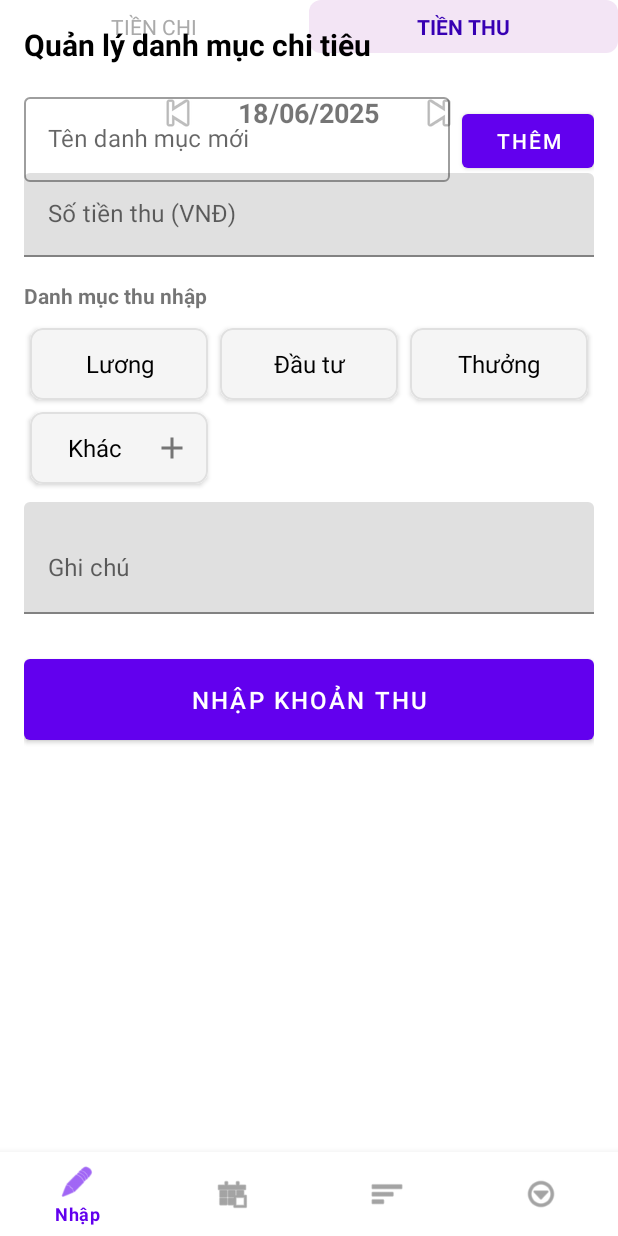
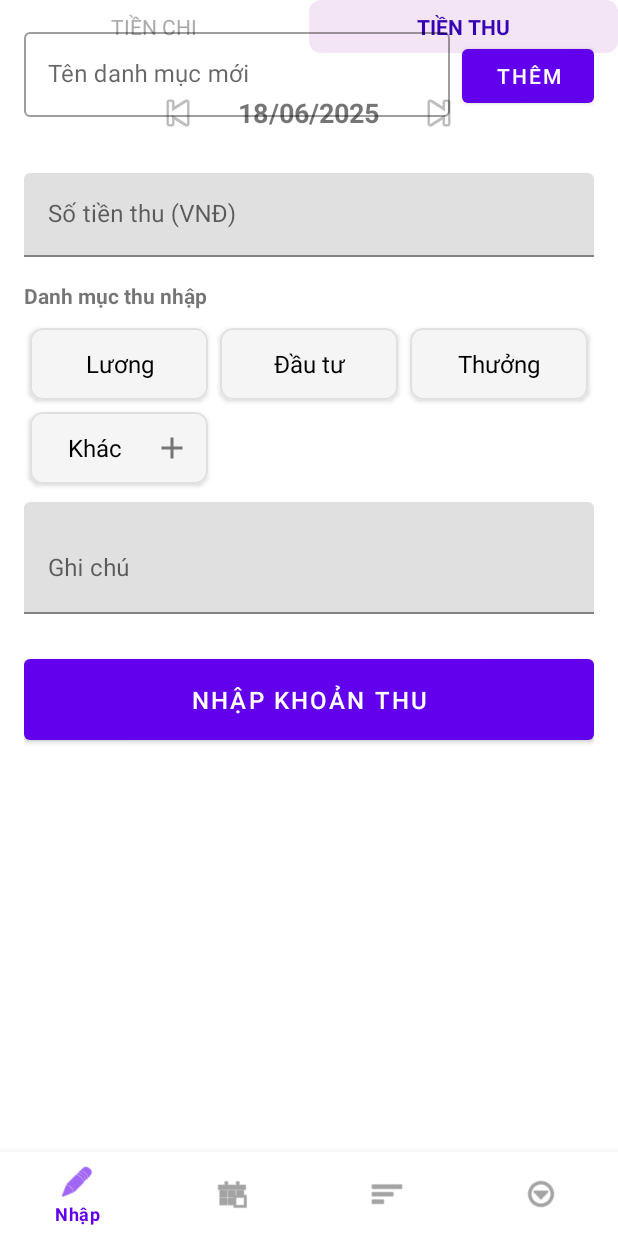
Before and after one commit to vinhphannn/personalspendingapp, an Android app: the fragment ExpenseCategoryFragment placed in its activity, after a tap on "TIỀN THU", on a phone screen of 412 x 824 dp. Run offline under Robolectric (Android 15) with nearby library versions, the phone set to English and light mode, and no system bars; our stand-ins replace Firebase (no records; nobody signed in at launch, a user with empty details on screens opened directly); 2 statements that could not run were skipped.

Commit message:
final 18/6

```diff
--- a/app/src/main/res/layout/fragment_expense_category.xml
+++ b/app/src/main/res/layout/fragment_expense_category.xml
@@ -7,15 +7,6 @@
     android:orientation="vertical"
     android:padding="16dp"
     tools:context=".fragments.ExpenseCategoryFragment">
-
-    <TextView
-        android:layout_width="match_parent"
-        android:layout_height="wrap_content"
-        android:text="Quản lý danh mục chi tiêu"
-        android:textSize="20sp"
-        android:textStyle="bold"
-        android:textColor="@android:color/black"
-        android:layout_marginBottom="16dp"/>
 
     <LinearLayout
         android:layout_width="match_parent"
```
Also changed, not shown: app/src/main/res/layout/fragment_income_category.xml (+0 -9 lines).
